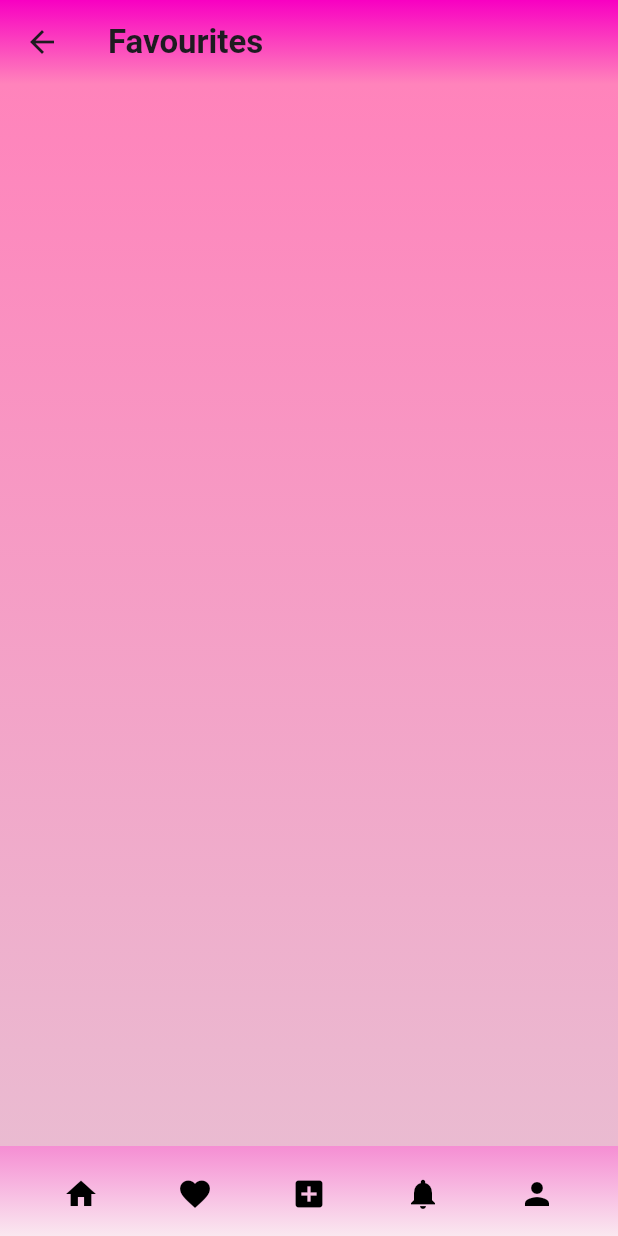
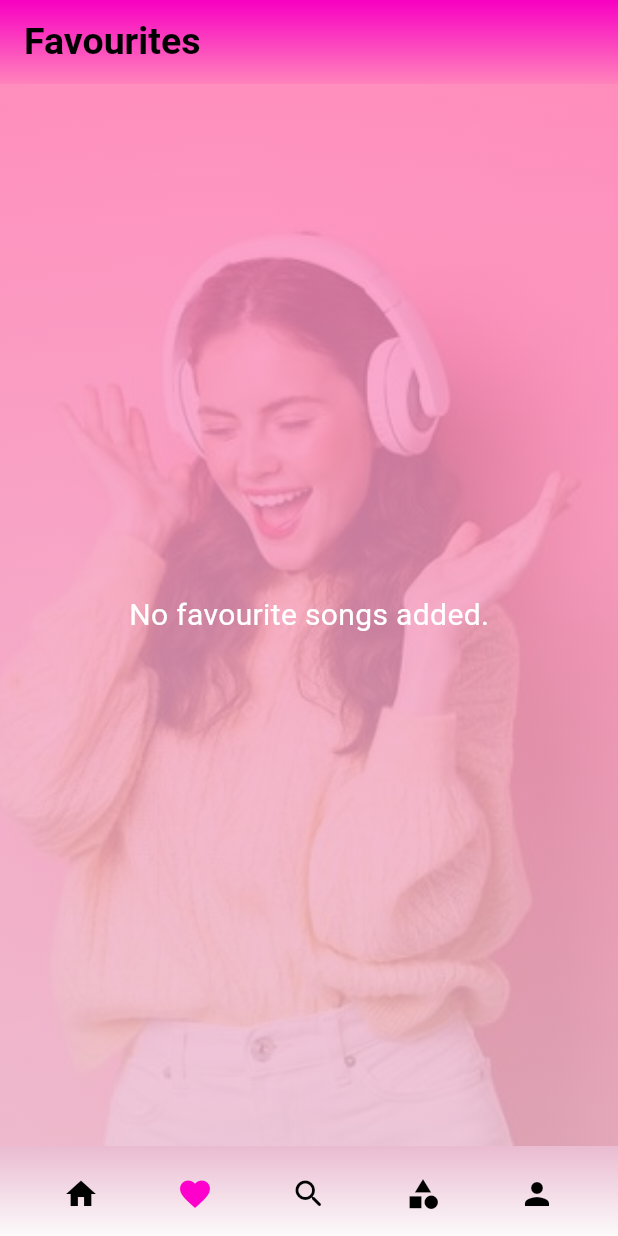
Before and after one commit to Udeshiimasha/Meelodify-Music-Player-App-EG_2020_4207-GroupNo.74, a Flutter app: the Favourites screen opened directly, after a tap on the "favorite" icon, on a phone screen of 412 x 824 dp. Run offline on Flutter 3.47's test engine with Material 3 defaults, Android fonts, the phone set to English and light mode, and no system bars; our stand-ins replace cloud_firestore, firebase_auth, firebase_core, fluttertoast, font_awesome_flutter, get and 3 more; accounts and stored records are empty.

Commit message:
Update favourites.dart

```diff
--- a/lib/screens/favourites.dart
+++ b/lib/screens/favourites.dart
@@ -1,5 +1,12 @@
 import 'package:flutter/material.dart';
+import 'package:get/get.dart';
+import 'package:melodify/controllers/favourites_controller.dart';
+import 'package:melodify/screens/category.dart';
 import 'package:melodify/screens/home.dart';
+import 'package:melodify/screens/player.dart';
+import 'package:melodify/screens/profile.dart';
+import 'package:melodify/screens/searchscreen.dart';
+import 'package:on_audio_query/on_audio_query.dart';
 
 class Favourites extends StatefulWidget {
   const Favourites({super.key});
@@ -10,26 +17,41 @@ class Favourites extends StatefulWidget {
 
 class _FavouritesState extends State<Favourites> {
   TextEditingController title = TextEditingController();
+  int _selectedIndex = 1;
+
+  static const List<Widget> _widgetOptions = <Widget>[
+    HomePage(),
+    Favourites(),
+    SearchScreen(),
+    Category(),
+    Profile(),
+  ];
+
+  void _onItemTapped(int index) {
+    if (index != _selectedIndex) {
+      Navigator.push(
+        context,
+        MaterialPageRoute(builder: (context) => _widgetOptions[index]),
+      );
+    }
+    setState(() {
+      _selectedIndex = index;
+    });
+  }
+
+  final FavouritesController favouritesController =
+      Get.put(FavouritesController());
 
   @override
   Widget build(BuildContext context) {
     return Scaffold(
       appBar: AppBar(
+        automaticallyImplyLeading: false,
         title: const Text(
           'Favourites',
           style: TextStyle(
-              fontWeight: FontWeight.w700,
-              decorationColor: Color.fromARGB(19, 39, 1, 46)),
+              fontWeight: FontWeight.bold, fontSize: 25, color: Colors.black),
         ),
-        // actions: [
-        //   IconButton(
-        //     icon: const Icon(
-        //       Icons.queue_music_sharp,
-        //       color: Colors.black,
-        //     ),
-        //     onPressed: () {},
-        //   ),
-        // ],
         flexibleSpace: Container(
           decoration: const BoxDecoration(
             gradient: LinearGradient(
@@ -44,33 +66,79 @@ class _FavouritesState extends State<Favourites> {
         ),
         elevation: 25.0,
       ),
-      body: Container(
-        decoration: const BoxDecoration(
+      body: Stack(
+        children: [
+          Image.asset(
+            "assets/images/body_pic.jpg", // Your background image
+            fit: BoxFit.cover,
+            height: double.infinity,
+            width: double.infinity,
+          ),
+          Container(
+            decoration: BoxDecoration(
               gradient: LinearGradient(
                 begin: Alignment.topCenter,
                 end: Alignment.bottomCenter,
                 colors: [
-              Color.fromARGB(255, 255, 131, 187),
-              Color.fromARGB(255, 234, 187, 209)
+                  const Color.fromARGB(255, 255, 131, 187).withOpacity(0.8),
+                  const Color.fromARGB(255, 234, 187, 209).withOpacity(0.8),
                 ],
               ),
             ),
-        // height: double.infinity,
-        // width: double.infinity,
-        // child: const Scaffold(
-        //   backgroundColor: Colors.transparent,
-        // ),
+            height: double.infinity,
+            width: double.infinity,
           ),
-
-      // Center(
-      //   child: ElevatedButton(
-      //     onPressed: () {
-      //       Navigator.pop(context);
-      //     },
-      //     child: const Text('Go back to Screen 1'),
-      //   ),
-      // ),
-
+          Obx(() {
+            if (favouritesController.favourites.isEmpty) {
+              return Center(
+                child: Text(
+                  'No favourite songs added.',
+                  style: TextStyle(color: Colors.white, fontSize: 20),
+                ),
+              );
+            } else {
+              return ListView.builder(
+                itemCount: favouritesController.favourites.length,
+                itemBuilder: (context, index) {
+                  SongModel song = favouritesController.favourites[index];
+                  return ListTile(
+                    leading: QueryArtworkWidget(
+                      id: song.id,
+                      type: ArtworkType.AUDIO,
+                      nullArtworkWidget: Icon(Icons.music_note),
+                    ),
+                    title: Text(
+                      song.displayNameWOExt,
+                      style: TextStyle(color: Colors.white),
+                    ),
+                    subtitle: Text(
+                      song.artist ?? 'Unknown Artist',
+                      style: TextStyle(color: Colors.white70),
+                    ),
+                    trailing: IconButton(
+                      icon: Icon(
+                        Icons.favorite,
+                        color: Colors.red,
+                      ),
+                      onPressed: () {
+                        favouritesController.removeFavourite(song);
+                      },
+                    ),
+                    onTap: () {
+                      Navigator.push(
+                        context,
+                        MaterialPageRoute(
+                          builder: (context) => Player(data: [song]),
+                        ),
+                      );
+                    },
+                  );
+                },
+              );
+            }
+          }),
+        ],
+      ),
       bottomNavigationBar: Container(
         height: 60.0,
         decoration: const BoxDecoration(
@@ -78,8 +146,8 @@ class _FavouritesState extends State<Favourites> {
             begin: Alignment.topCenter,
             end: Alignment.bottomCenter,
             colors: [
-              Color.fromARGB(255, 245, 142, 211),
-              Color.fromARGB(255, 250, 232, 240)
+              Color.fromARGB(255, 234, 187, 209),
+              Color.fromARGB(255, 252, 250, 251),
             ],
           ),
         ),
@@ -89,49 +157,49 @@ class _FavouritesState extends State<Favourites> {
             mainAxisAlignment: MainAxisAlignment.spaceAround,
             children: [
               IconButton(
-                icon: const Icon(
+                icon: Icon(
                   Icons.home,
-                  color: Colors.black,
+                  color: _selectedIndex == 0
+                      ? const Color.fromARGB(255, 255, 0, 204)
+                      : Colors.black,
                 ),
-                onPressed: () {
-                  Navigator.push(
-                    context,
-                    MaterialPageRoute(builder: (context) => const HomePage()),
-                  );
-                },
+                onPressed: () => _onItemTapped(0),
               ),
               IconButton(
-                icon: const Icon(
+                icon: Icon(
                   Icons.favorite,
-                  color: Colors.black,
+                  color: _selectedIndex == 1
+                      ? const Color.fromARGB(255, 255, 0, 204)
+                      : Colors.black,
                 ),
-                onPressed: () {
-                  Navigator.push(
-                    context,
-                    MaterialPageRoute(builder: (context) => const Favourites()),
-                  );
-                },
+                onPressed: () => _onItemTapped(1),
               ),
               IconButton(
-                icon: const Icon(
-                  Icons.add_box,
-                  color: Colors.black,
+                icon: Icon(
+                  Icons.search_rounded,
+                  color: _selectedIndex == 2
+                      ? const Color.fromARGB(255, 255, 0, 204)
+                      : Colors.black,
                 ),
-                onPressed: () {},
+                onPressed: () => _onItemTapped(2),
               ),
               IconButton(
-                icon: const Icon(
-                  Icons.notifications,
-                  color: Colors.black,
+                icon: Icon(
+                  Icons.category,
+                  color: _selectedIndex == 3
+                      ? const Color.fromARGB(255, 255, 0, 204)
+                      : Colors.black,
                 ),
-                onPressed: () {},
+                onPressed: () => _onItemTapped(3),
               ),
               IconButton(
-                icon: const Icon(
+                icon: Icon(
                   Icons.person,
-                  color: Colors.black,
+                  color: _selectedIndex == 4
+                      ? const Color.fromARGB(255, 255, 0, 204)
+                      : Colors.black,
                 ),
-                onPressed: () {},
+                onPressed: () => _onItemTapped(4),
               ),
             ],
           ),
```
Lines whose indentation alone changed are shown as unchanged.
